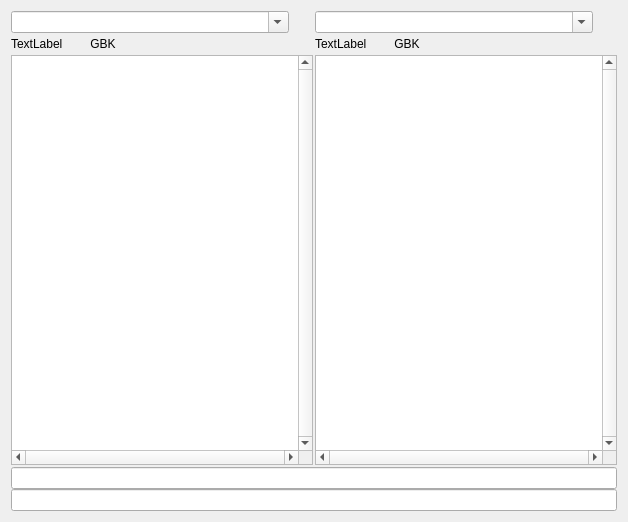
Above: CompareStr/formdialog.ui from akof1314/WuHuanTools before the change. Below: the same form after it.
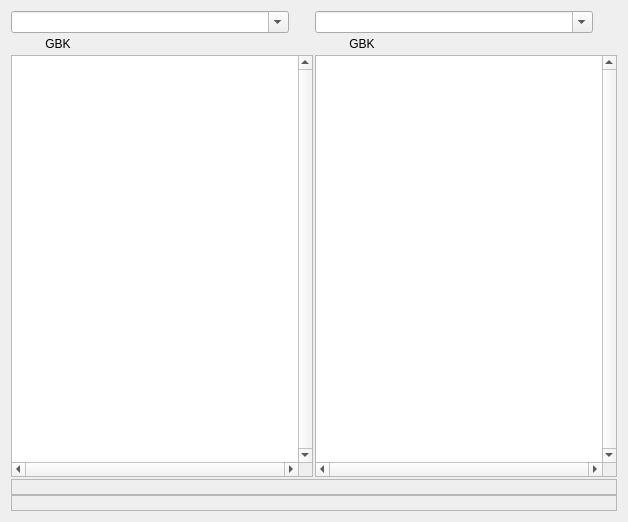
That is the form after the change. Icons and pictures are not drawn.

Diff of the .ui file:
```diff
--- a/CompareStr/formdialog.ui
+++ b/CompareStr/formdialog.ui
@@ -83,7 +83,7 @@
            <item>
             <widget class="QLabel" name="label">
              <property name="text">
-              <string>TextLabel</string>
+              <string/>
              </property>
             </widget>
            </item>
@@ -123,6 +123,9 @@
            <property name="lineWrapMode">
             <enum>QTextEdit::NoWrap</enum>
            </property>
+           <property name="readOnly">
+            <bool>false</bool>
+           </property>
           </widget>
          </item>
         </layout>
@@ -189,7 +192,7 @@
            <item>
             <widget class="QLabel" name="label_2">
              <property name="text">
-              <string>TextLabel</string>
+              <string/>
              </property>
             </widget>
            </item>
@@ -229,6 +232,9 @@
            <property name="lineWrapMode">
             <enum>QTextEdit::NoWrap</enum>
            </property>
+           <property name="readOnly">
+            <bool>false</bool>
+           </property>
           </widget>
          </item>
         </layout>
@@ -244,10 +250,45 @@
         <number>0</number>
        </property>
        <item>
-        <widget class="QLineEdit" name="lineEdit_3"/>
+        <widget class="QLabel" name="labelLeft">
+         <property name="sizePolicy">
+          <sizepolicy hsizetype="Preferred" vsizetype="Minimum">
+           <horstretch>0</horstretch>
+           <verstretch>0</verstretch>
+          </sizepolicy>
+         </property>
+         <property name="frameShape">
+          <enum>QFrame::StyledPanel</enum>
+         </property>
+         <property name="frameShadow">
+          <enum>QFrame::Plain</enum>
+         </property>
+         <property name="text">
+          <string/>
+         </property>
+         <property name="textFormat">
+          <enum>Qt::RichText</enum>
+         </property>
+        </widget>
        </item>
        <item>
-        <widget class="QLineEdit" name="lineEdit_4"/>
+        <widget class="QLabel" name="labelRight">
+         <property name="sizePolicy">
+          <sizepolicy hsizetype="Preferred" vsizetype="Minimum">
+           <horstretch>0</horstretch>
+           <verstretch>0</verstretch>
+          </sizepolicy>
+         </property>
+         <property name="frameShape">
+          <enum>QFrame::StyledPanel</enum>
+         </property>
+         <property name="text">
+          <string/>
+         </property>
+         <property name="textFormat">
+          <enum>Qt::RichText</enum>
+         </property>
+        </widget>
        </item>
       </layout>
      </item>
```
Left out of the diff: 4 changed lines with no effect on the pictures.
